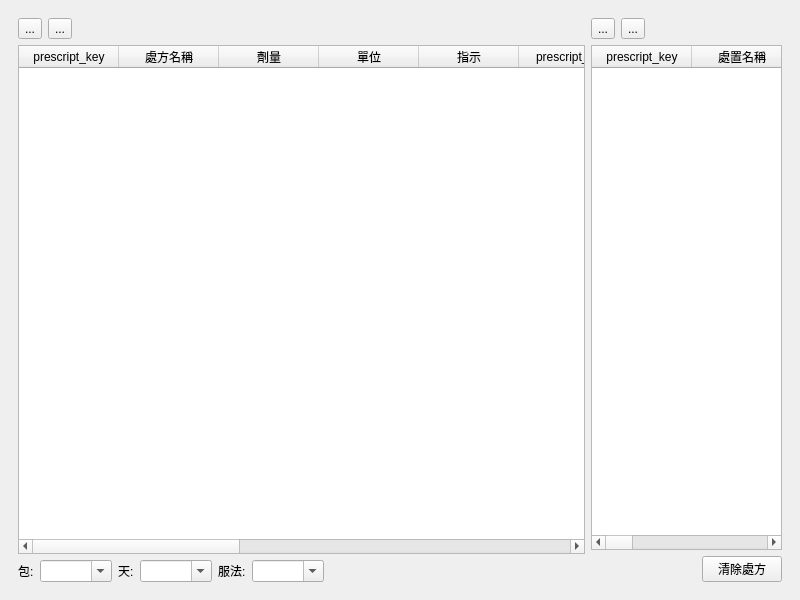
Above: ui/ins_prescript_record.ui from picacat/pyMedical before the change. Below: the same form after it.
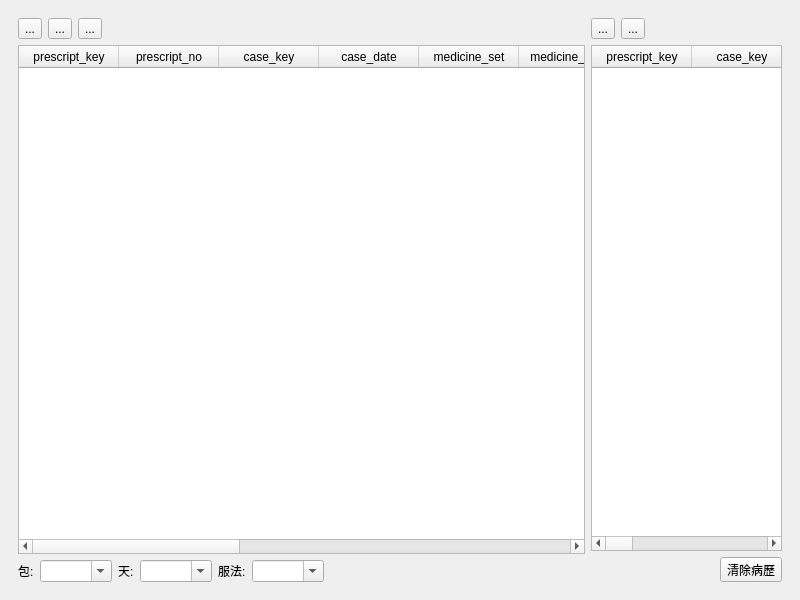
That is the form after the change. Icons and pictures are not drawn.

Diff of the .ui file:
```diff
--- a/ui/ins_prescript_record.ui
+++ b/ui/ins_prescript_record.ui
@@ -68,6 +68,17 @@
              </property>
             </widget>
            </item>
+           <item>
+            <widget class="QToolButton" name="toolButton_dictionary">
+             <property name="text">
+              <string>...</string>
+             </property>
+             <property name="icon">
+              <iconset>
+               <normaloff>../icons/help-contents.svg</normaloff>../icons/help-contents.svg</iconset>
+             </property>
+            </widget>
+           </item>
            <item>
             <spacer name="horizontalSpacer_3">
              <property name="orientation">
@@ -111,6 +122,46 @@
              <string>prescript_key</string>
             </property>
            </column>
+           <column>
+            <property name="text">
+             <string>prescript_no</string>
+            </property>
+           </column>
+           <column>
+            <property name="text">
+             <string>case_key</string>
+            </property>
+           </column>
+           <column>
+            <property name="text">
+             <string>case_date</string>
+            </property>
+           </column>
+           <column>
+            <property name="text">
+             <string>medicine_set</string>
+            </property>
+           </column>
+           <column>
+            <property name="text">
+             <string>medicine_type</string>
+            </property>
+           </column>
+           <column>
+            <property name="text">
+             <string>medicine_key</string>
+            </property>
+           </column>
+           <column>
+            <property name="text">
+             <string>ins_code</string>
+            </property>
+           </column>
+           <column>
+            <property name="text">
+             <string>dosage_mode</string>
+            </property>
+           </column>
            <column>
             <property name="text">
              <string>處方名稱</string>
@@ -131,46 +182,6 @@
              <string>指示</string>
             </property>
            </column>
-           <column>
-            <property name="text">
-             <string>prescript_no</string>
-            </property>
-           </column>
-           <column>
-            <property name="text">
-             <string>case_key</string>
-            </property>
-           </column>
-           <column>
-            <property name="text">
-             <string>case_date</string>
-            </property>
-           </column>
-           <column>
-            <property name="text">
-             <string>medicine_set</string>
-            </property>
-           </column>
-           <column>
-            <property name="text">
-             <string>medicine_type</string>
-            </property>
-           </column>
-           <column>
-            <property name="text">
-             <string>medicine_key</string>
-            </property>
-           </column>
-           <column>
-            <property name="text">
-             <string>ins_code</string>
-            </property>
-           </column>
-           <column>
-            <property name="text">
-             <string>dosage_mode</string>
-            </property>
-           </column>
           </widget>
          </item>
          <item>
@@ -327,41 +338,41 @@
              <string>prescript_key</string>
             </property>
            </column>
+           <column>
+            <property name="text">
+             <string>case_key</string>
+            </property>
+           </column>
+           <column>
+            <property name="text">
+             <string>case_date</string>
+            </property>
+           </column>
+           <column>
+            <property name="text">
+             <string>medicine_set</string>
+            </property>
+           </column>
+           <column>
+            <property name="text">
+             <string>medicine_type</string>
+            </property>
+           </column>
+           <column>
+            <property name="text">
+             <string>medicine_key</string>
+            </property>
+           </column>
+           <column>
+            <property name="text">
+             <string>ins_code</string>
+            </property>
+           </column>
            <column>
             <property name="text">
              <string>處置名稱</string>
             </property>
            </column>
-           <column>
-            <property name="text">
-             <string>case_key</string>
-            </property>
-           </column>
-           <column>
-            <property name="text">
-             <string>case_date</string>
-            </property>
-           </column>
-           <column>
-            <property name="text">
-             <string>medicine_set</string>
-            </property>
-           </column>
-           <column>
-            <property name="text">
-             <string>medicine_type</string>
-            </property>
-           </column>
-           <column>
-            <property name="text">
-             <string>medicine_key</string>
-            </property>
-           </column>
-           <column>
-            <property name="text">
-             <string>ins_code</string>
-            </property>
-           </column>
           </widget>
          </item>
          <item>
@@ -380,9 +391,16 @@
             </spacer>
            </item>
            <item>
-            <widget class="QPushButton" name="pushButton_clear_prescript">
+            <widget class="QToolButton" name="toolButton_clear_medical_record">
              <property name="text">
-              <string>清除處方</string>
+              <string>清除病歷</string>
+             </property>
+             <property name="icon">
+              <iconset>
+               <normaloff>../icons/gtk-clear.svg</normaloff>../icons/gtk-clear.svg</iconset>
+             </property>
+             <property name="toolButtonStyle">
+              <enum>Qt::ToolButtonTextBesideIcon</enum>
              </property>
             </widget>
            </item>
```
